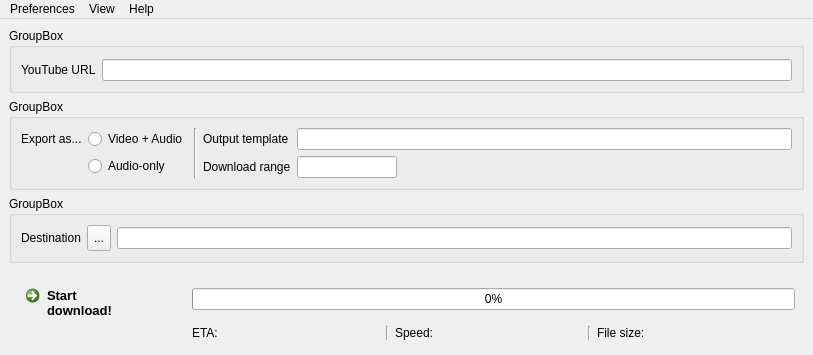
First picture: the form in interface/main.ui, repository MatusGuy/youtube-dl_GUI, before the edit; both pictures show x 0 to 813 and y 0 to 355 of the 813 by 512 pixel window.
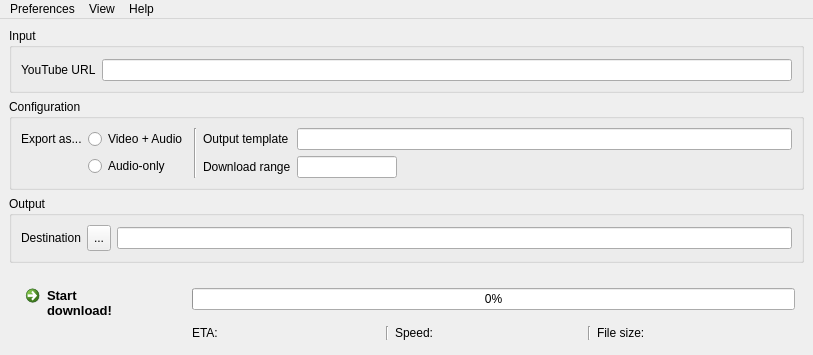
Second picture: the form after the edit. Icons and pictures are not drawn.

Commit message: Command line help dialogs now work perfectly

```diff
--- a/interface/main.ui
+++ b/interface/main.ui
@@ -24,7 +24,7 @@
        </size>
       </property>
       <property name="title">
-       <string>GroupBox</string>
+       <string>Output</string>
       </property>
       <layout class="QGridLayout" name="gridLayout_4">
        <item row="0" column="2">
@@ -78,7 +78,7 @@
        </size>
       </property>
       <property name="title">
-       <string>GroupBox</string>
+       <string>Configuration</string>
       </property>
       <layout class="QGridLayout" name="gridLayout_2">
        <property name="leftMargin">
@@ -238,7 +238,7 @@
        </size>
       </property>
       <property name="title">
-       <string>GroupBox</string>
+       <string>Input</string>
       </property>
       <layout class="QGridLayout" name="gridLayout_5">
        <property name="topMargin">
```
Left out of the diff: 2 changed lines with no effect on the pictures. The commit also changes 7 other files.
